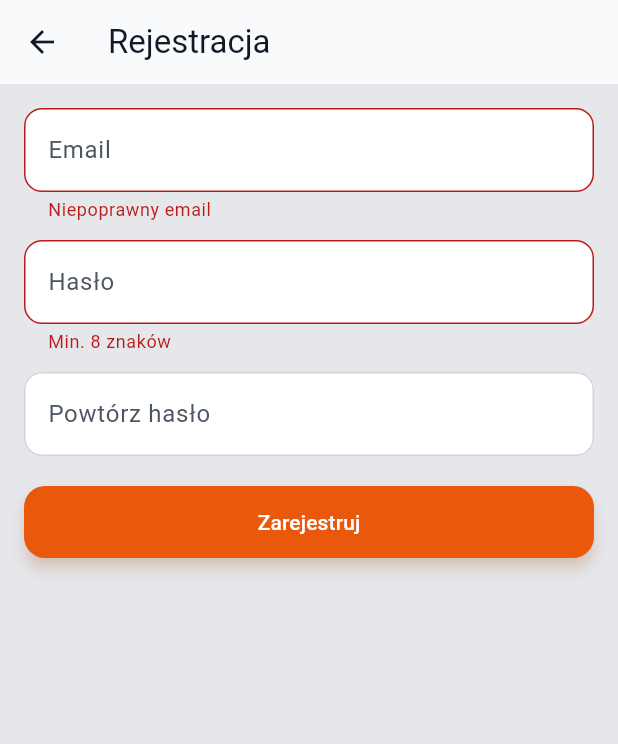
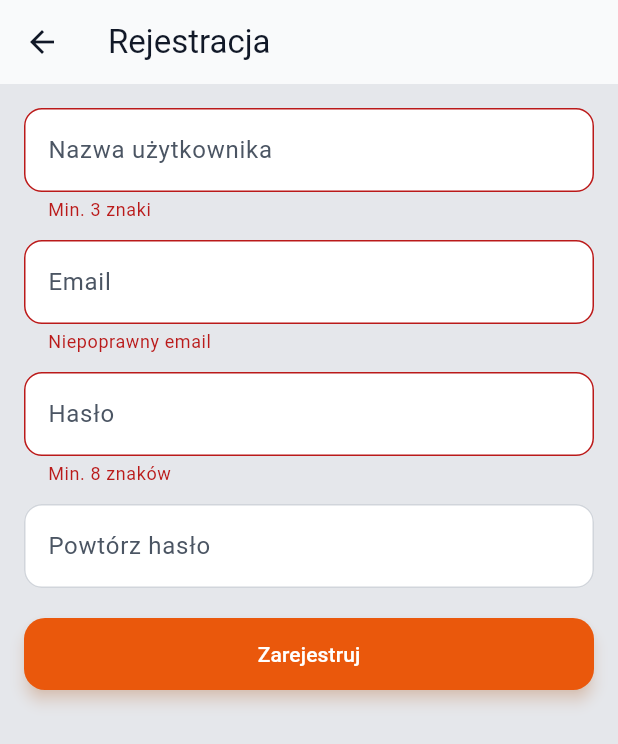
Before and after one commit to dominog125/Strava_DreamTeam_Edition, a Flutter app: the RegisterScreen screen opened by its route, after a tap on "Zarejestruj", on a phone screen of 412 x 824 dp. Shown: the top 744 px of the screen. Run offline on Flutter 3.47's test engine with Material 3 defaults, Android fonts, the phone set to English and light mode, and no system bars; our stand-ins replace connectivity_plus, dio, flutter_map, geolocator, get_it, hive and 4 more; accounts and stored records are empty.

Commit message:
Refactor: Integrate Auth and Profile features with API
- Implement registration flow with API integration, including error handling.
- Add API calls for user login, fetching, and updating profile data.
- Refactor `ProfileRepository` to sync data between the remote API and local cache.
- Implement an `AuthInterceptor` in `ApiClient` to automatically add the JWT to requests.
- Create `ProfileRemoteDataSource` to handle profile-related network requests.
- Add a `RegisterUseCase` and update DI configuration accordingly.
- Improve error handling for login and registration screens.

```diff
--- a/Mobile/mini_strava/lib/core/network/endpoints.dart
+++ b/Mobile/mini_strava/lib/core/network/endpoints.dart
@@ -13,4 +13,7 @@ class Endpoints {
 
 
   static const resetPassword = '/api/Auth/ResetPassword';
+
+  static const profileMe = '/api/profile/me';
+
 }
--- a/Mobile/mini_strava/lib/features/auth/domain/repositories/auth_repository.dart
+++ b/Mobile/mini_strava/lib/features/auth/domain/repositories/auth_repository.dart
@@ -5,7 +5,11 @@ abstract class AuthRepository {
     required String email,
     required String password,
   });
-
+  Future<void> register({
+    required String username,
+    required String email,
+    required String password,
+  });
   Future<void> logout();
 
 
--- /dev/null
+++ b/Mobile/mini_strava/lib/features/auth/domain/usecases/register_usecase.dart
@@ -0,0 +1,18 @@
+import '../../domain/repositories/auth_repository.dart';
+class RegisterUseCase {
+  final AuthRepository repo;
+
+  RegisterUseCase(this.repo);
+
+  Future<void> call({
+    required String username,
+    required String email,
+    required String password,
+  }) {
+    return repo.register(
+      username: username,
+      email: email,
+      password: password,
+    );
+  }
+}
--- a/Mobile/mini_strava/lib/features/auth/presentation/screens/register_screen.dart
+++ b/Mobile/mini_strava/lib/features/auth/presentation/screens/register_screen.dart
@@ -1,4 +1,7 @@
+import 'package:dio/dio.dart';
 import 'package:flutter/material.dart';
+import 'package:mini_strava/core/di/injector.dart';
+import 'package:mini_strava/features/auth/domain/usecases/register_usecase.dart';
 
 class RegisterScreen extends StatefulWidget {
   const RegisterScreen({super.key});
@@ -9,23 +12,64 @@ class RegisterScreen extends StatefulWidget {
 
 class _RegisterScreenState extends State<RegisterScreen> {
   final _formKey = GlobalKey<FormState>();
+  final _username = TextEditingController();
   final _email = TextEditingController();
   final _password = TextEditingController();
   final _repeat = TextEditingController();
 
+  bool _loading = false;
+
   @override
   void dispose() {
+    _username.dispose();
     _email.dispose();
     _password.dispose();
     _repeat.dispose();
     super.dispose();
   }
 
-  void _submit() {
-    if (_formKey.currentState!.validate()) {
+  Future<void> _submit() async {
+    if (_loading) return;
+    if (!(_formKey.currentState?.validate() ?? false)) return;
+
+    setState(() => _loading = true);
+
+    try {
+      final register = sl<RegisterUseCase>();
+      await register(
+        username: _username.text.trim(),
+        email: _email.text.trim(),
+        password: _password.text,
+      );
+
+      if (!mounted) return;
       ScaffoldMessenger.of(context).showSnackBar(
-        const SnackBar(content: Text('Rejestracja OK (tu będzie API)')),
+        const SnackBar(content: Text('Rejestracja udana. Możesz się zalogować.')),
       );
+      Navigator.pop(context);
+    } on DioException catch (e) {
+      final code = e.response?.statusCode;
+      String msg = 'Rejestracja nieudana';
+
+      if (code == 400) {
+        msg = 'Rejestracja nieudana: niepoprawne dane lub email zajęty';
+      } else if (code == 409) {
+        msg = 'Rejestracja nieudana: użytkownik już istnieje';
+      }
+
+      if (mounted) {
+        ScaffoldMessenger.of(context).showSnackBar(
+          SnackBar(content: Text(msg)),
+        );
+      }
+    } catch (_) {
+      if (mounted) {
+        ScaffoldMessenger.of(context).showSnackBar(
+          const SnackBar(content: Text('Rejestracja nieudana')),
+        );
+      }
+    } finally {
+      if (mounted) setState(() => _loading = false);
     }
   }
 
@@ -40,10 +84,17 @@ class _RegisterScreenState extends State<RegisterScreen> {
           child: Column(
             children: [
               TextFormField(
+                controller: _username,
+                decoration: const InputDecoration(labelText: 'Nazwa użytkownika'),
+                validator: (v) =>
+                (v != null && v.trim().length >= 3) ? null : 'Min. 3 znaki',
+              ),
+              const SizedBox(height: 12),
+              TextFormField(
                 controller: _email,
                 decoration: const InputDecoration(labelText: 'Email'),
                 validator: (v) =>
-                v != null && v.contains('@') ? null : 'Niepoprawny email',
+                (v != null && v.contains('@')) ? null : 'Niepoprawny email',
               ),
               const SizedBox(height: 12),
               TextFormField(
@@ -51,22 +102,27 @@ class _RegisterScreenState extends State<RegisterScreen> {
                 obscureText: true,
                 decoration: const InputDecoration(labelText: 'Hasło'),
                 validator: (v) =>
-                v != null && v.length >= 8 ? null : 'Min. 8 znaków',
+                (v != null && v.length >= 8) ? null : 'Min. 8 znaków',
               ),
               const SizedBox(height: 12),
               TextFormField(
                 controller: _repeat,
                 obscureText: true,
                 decoration: const InputDecoration(labelText: 'Powtórz hasło'),
-                validator: (v) =>
-                v == _password.text ? null : 'Hasła się różnią',
+                validator: (v) => (v == _password.text) ? null : 'Hasła się różnią',
               ),
               const SizedBox(height: 20),
               SizedBox(
                 width: double.infinity,
                 child: ElevatedButton(
-                  onPressed: _submit,
-                  child: const Text('Zarejestruj'),
+                  onPressed: _loading ? null : _submit,
+                  child: _loading
+                      ? const SizedBox(
+                    height: 18,
+                    width: 18,
+                    child: CircularProgressIndicator(strokeWidth: 2),
+                  )
+                      : const Text('Zarejestruj'),
                 ),
               ),
             ],
```
Also changed, not shown: Mobile/mini_strava/lib/core/di/injector.dart (+21 -2 lines), Mobile/mini_strava/lib/core/network/api_client.dart (+12 -11 lines), Mobile/mini_strava/lib/features/auth/data/datasources/auth_remote_data_source.dart (+15 -5 lines), Mobile/mini_strava/lib/features/auth/data/repositories/auth_repository_impl.dart (+14 -4 lines), Mobile/mini_strava/lib/features/auth/presentation/controller/login_controller.dart (+16 -4 lines), Mobile/mini_strava/lib/features/profile/data/datasources/profile_remote_data_source.dart (added, +39 -0 lines), Mobile/mini_strava/lib/features/profile/data/models/user_profile_model.dart (+5 -7 lines), Mobile/mini_strava/lib/features/profile/data/repositories/profile_repository_impl.dart (+59 -7 lines), Mobile/mini_strava/lib/features/profile/presentation/controller/profile_controller.dart (+21 -7 lines).
